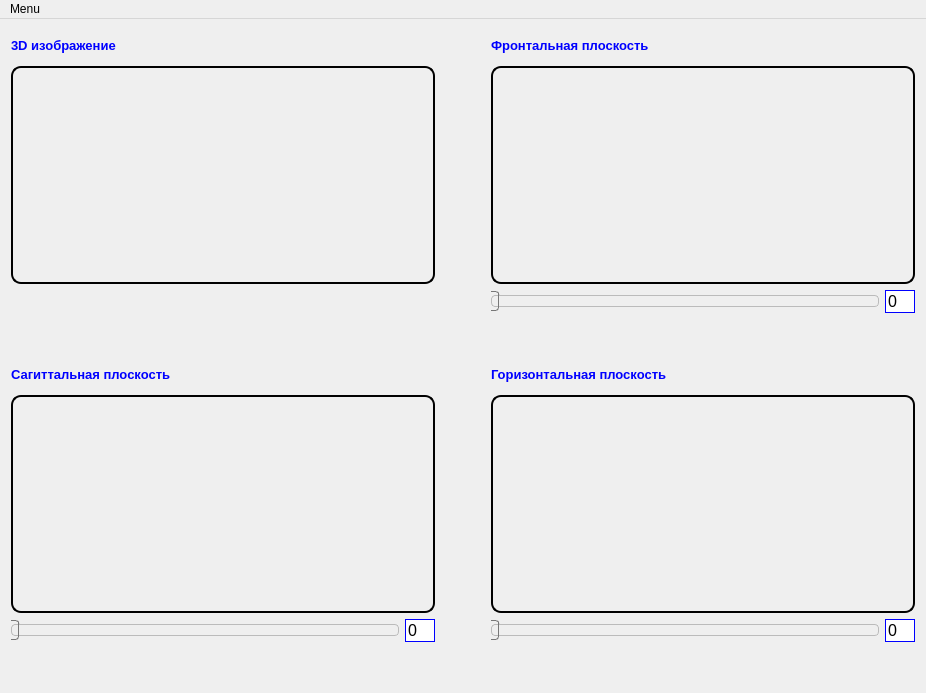
Before: the Qt Designer form mainwindow.ui in aikide/UltraSound3D, drawn with Qt 5.
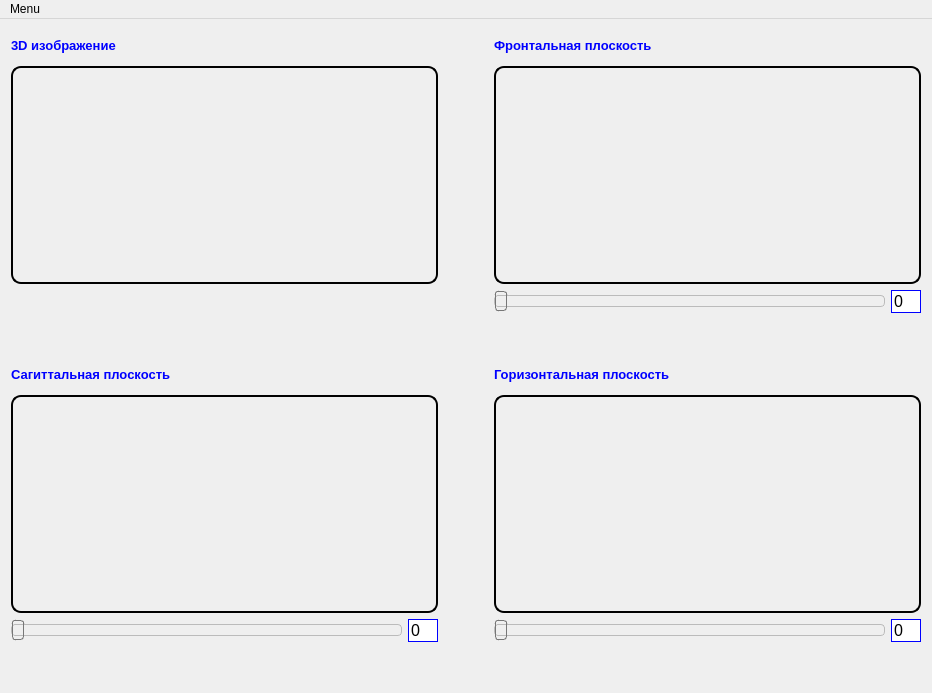
After: the same form once the commit is applied.

Patch:
```diff
--- a/mainwindow.ui
+++ b/mainwindow.ui
@@ -6,12 +6,12 @@
    <rect>
     <x>0</x>
     <y>0</y>
-    <width>926</width>
+    <width>932</width>
     <height>693</height>
    </rect>
   </property>
   <property name="sizePolicy">
-   <sizepolicy hsizetype="Fixed" vsizetype="Preferred">
+   <sizepolicy hsizetype="Expanding" vsizetype="Expanding">
     <horstretch>0</horstretch>
     <verstretch>0</verstretch>
    </sizepolicy>
@@ -141,7 +141,7 @@
     stop:0 #eee, stop:1 #ccc);
 border: 1px solid #777;
 width: 10px;
-margin: -5px;
+margin: -5px 0;
 border-radius: 3px;
 }
 
@@ -209,6 +209,7 @@
     stop: 0 #bbf, stop: 1 #55f);
 height: 10px;
 border-radius: 4px;
+
 }
 
 QSlider::handle:horizontal {
@@ -216,7 +217,7 @@
     stop:0 #eee, stop:1 #ccc);
 border: 1px solid #777;
 width: 10px;
-margin: -5px;
+margin: -5px 0;
 border-radius: 3px;
 }
 
@@ -405,7 +406,7 @@
     stop:0 #eee, stop:1 #ccc);
 border: 1px solid #777;
 width: 10px;
-margin: -5px;
+margin: -5px 0;
 border-radius: 3px;
 }
 
@@ -453,16 +454,8 @@
    </layout>
   </widget>
   <widget class="QMenuBar" name="menuBar">
-   <property name="geometry">
-    <rect>
-     <x>0</x>
-     <y>0</y>
-     <width>926</width>
-     <height>21</height>
-    </rect>
-   </property>
    <property name="sizePolicy">
-    <sizepolicy hsizetype="Maximum" vsizetype="Minimum">
+    <sizepolicy hsizetype="Expanding" vsizetype="Preferred">
      <horstretch>0</horstretch>
      <verstretch>0</verstretch>
     </sizepolicy>
```
Left out of the diff: 15 changed lines with no effect on the pictures.
